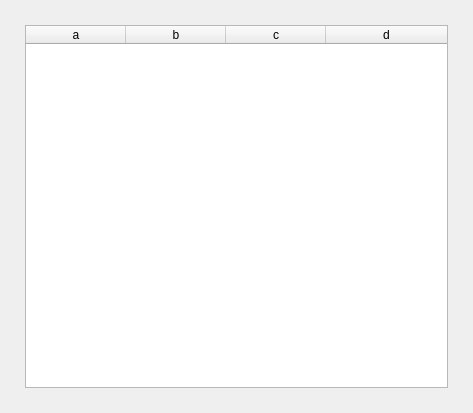
Above: splaintable.ui from danclas/CubeSplain before the change. Below: the same form after it.
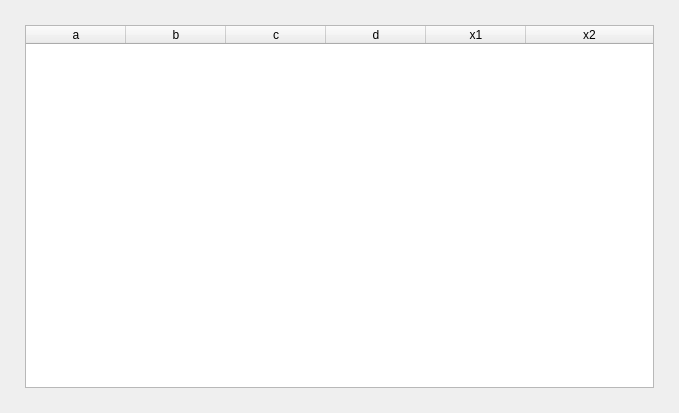
That is the form after the change.

Commit message: Release 1.01. Add columns for x1 and x2 and disable viewSplainTable btn

Diff of the .ui file:
```diff
--- a/splaintable.ui
+++ b/splaintable.ui
@@ -6,7 +6,7 @@
    <rect>
     <x>0</x>
     <y>0</y>
-    <width>473</width>
+    <width>679</width>
     <height>413</height>
    </rect>
   </property>
@@ -29,7 +29,7 @@
    <item row="0" column="1">
     <widget class="QTableWidget" name="tableWidget">
      <property name="columnCount">
-      <number>4</number>
+      <number>6</number>
      </property>
      <attribute name="horizontalHeaderCascadingSectionResizes">
       <bool>false</bool>
@@ -57,6 +57,16 @@
        <string>d</string>
       </property>
      </column>
+     <column>
+      <property name="text">
+       <string>x1</string>
+      </property>
+     </column>
+     <column>
+      <property name="text">
+       <string>x2</string>
+      </property>
+     </column>
     </widget>
    </item>
   </layout>
```
The commit also changes 2 other files.
